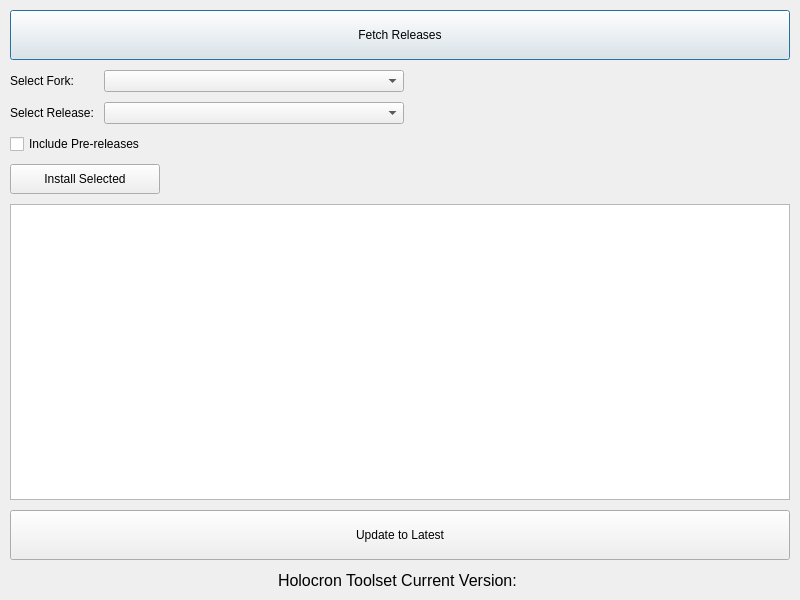
openkotor/pykotor, file Tools/HolocronToolset/src/ui/dialogs/update_dialog.ui: the form before one commit.
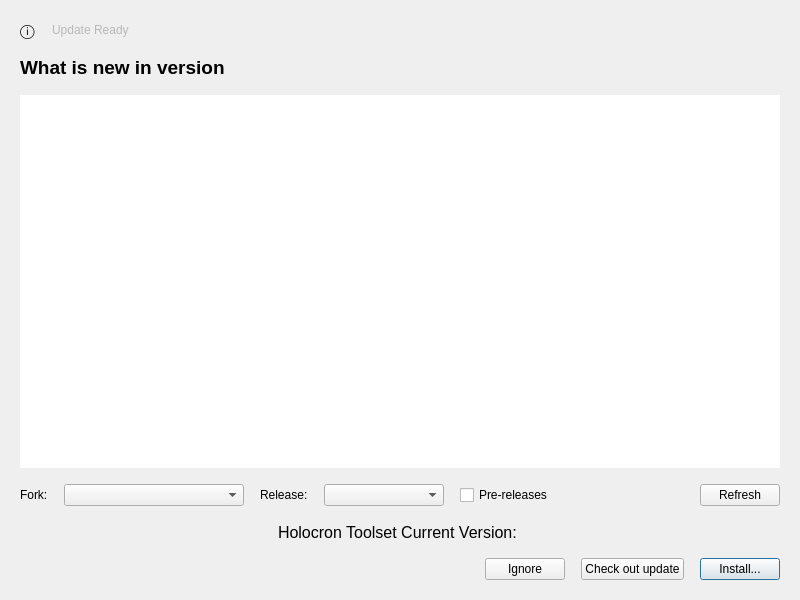
The form after the commit.

Diff of the .ui file:
```diff
--- a/Tools/HolocronToolset/src/ui/dialogs/update_dialog.ui
+++ b/Tools/HolocronToolset/src/ui/dialogs/update_dialog.ui
@@ -15,146 +15,163 @@
   </property>
   <layout class="QVBoxLayout" name="verticalLayout">
    <property name="spacing">
-    <number>10</number>
+    <number>16</number>
    </property>
    <property name="leftMargin">
-    <number>10</number>
+    <number>20</number>
    </property>
    <property name="topMargin">
-    <number>10</number>
+    <number>20</number>
    </property>
    <property name="rightMargin">
-    <number>10</number>
+    <number>20</number>
    </property>
    <property name="bottomMargin">
-    <number>10</number>
+    <number>20</number>
    </property>
    <item>
-    <widget class="QPushButton" name="fetchReleasesButton">
+    <layout class="QHBoxLayout" name="headerLayout">
+     <item>
+      <widget class="QLabel" name="headerIconLabel">
      <property name="text">
-      <string>Fetch Releases</string>
-     </property>
-     <property name="minimumSize">
-      <size>
-       <width>780</width>
-       <height>50</height>
-      </size>
-     </property>
-     <property name="maximumSize">
+        <string>ⓘ</string>
+       </property>
+       <property name="styleSheet">
+        <string notr="true">font-size: 14px;</string>
+       </property>
+      </widget>
+     </item>
+     <item>
+      <widget class="QLabel" name="updateReadyLabel">
+       <property name="text">
+        <string>Update Ready</string>
+       </property>
+       <property name="styleSheet">
+        <string notr="true">font-size: 12px; color: palette(mid);</string>
+       </property>
+      </widget>
+     </item>
+     <item>
+      <spacer name="headerSpacer">
+       <property name="orientation">
+        <enum>Qt::Horizontal</enum>
+       </property>
+       <property name="sizeHint" stdset="0">
       <size>
-       <width>780</width>
-       <height>50</height>
-      </size>
-     </property>
+         <width>40</width>
+         <height>20</height>
+        </size>
+       </property>
+      </spacer>
+     </item>
+    </layout>
+   </item>
+   <item>
+    <widget class="QLabel" name="titleLabel">
+     <property name="text">
+      <string>What is new in version </string>
+     </property>
+     <property name="font">
+      <font>
+       <pointsize>14</pointsize>
+       <weight>75</weight>
+       <bold>true</bold>
+      </font>
+     </property>
     </widget>
    </item>
    <item>
-    <layout class="QFormLayout" name="formLayout">
-     <item row="0" column="0">
+    <widget class="QTextEdit" name="changelogEdit">
+     <property name="readOnly">
+      <bool>true</bool>
+     </property>
+     <property name="frameShape">
+      <enum>QFrame::NoFrame</enum>
+     </property>
+     <property name="font">
+      <font>
+       <family>Arial</family>
+       <pointsize>10</pointsize>
+      </font>
+     </property>
+    </widget>
+   </item>
+   <item>
+    <layout class="QHBoxLayout" name="advancedControlsLayout">
+     <item>
       <widget class="QLabel" name="forkLabel">
        <property name="text">
-        <string>Select Fork:</string>
+        <string>Fork:</string>
        </property>
       </widget>
      </item>
-     <item row="0" column="1">
+     <item>
       <widget class="QComboBox" name="forkComboBox">
        <property name="minimumSize">
         <size>
-         <width>300</width>
+         <width>180</width>
          <height>0</height>
         </size>
        </property>
        <property name="maximumSize">
         <size>
-         <width>300</width>
+         <width>200</width>
          <height>16777215</height>
         </size>
        </property>
       </widget>
      </item>
-     <item row="1" column="0">
+     <item>
       <widget class="QLabel" name="releaseLabel">
        <property name="text">
-        <string>Select Release:</string>
+        <string>Release:</string>
        </property>
       </widget>
      </item>
-     <item row="1" column="1">
+     <item>
       <widget class="QComboBox" name="releaseComboBox">
        <property name="minimumSize">
         <size>
-         <width>300</width>
+         <width>120</width>
          <height>0</height>
         </size>
        </property>
        <property name="maximumSize">
         <size>
-         <width>300</width>
+         <width>180</width>
          <height>16777215</height>
         </size>
        </property>
       </widget>
-     </item>
-    </layout>
    </item>
    <item>
     <widget class="QCheckBox" name="preReleaseCheckBox">
      <property name="text">
-      <string>Include Pre-releases</string>
+        <string>Pre-releases</string>
      </property>
     </widget>
    </item>
    <item>
-    <widget class="QPushButton" name="installSelectedButton">
-     <property name="text">
-      <string>Install Selected</string>
-     </property>
-     <property name="minimumSize">
+      <spacer name="advancedSpacer">
+       <property name="orientation">
+        <enum>Qt::Horizontal</enum>
+       </property>
+       <property name="sizeHint" stdset="0">
       <size>
-       <width>150</width>
-       <height>30</height>
-      </size>
-     </property>
-     <property name="maximumSize">
-      <size>
-       <width>150</width>
-       <height>30</height>
-      </size>
-     </property>
-    </widget>
+         <width>40</width>
+         <height>20</height>
+        </size>
+       </property>
+      </spacer>
    </item>
    <item>
-    <widget class="QTextEdit" name="changelogEdit">
-     <property name="readOnly">
-      <bool>true</bool>
-     </property>
-     <property name="font">
-      <font>
-       <family>Arial</family>
-       <pointsize>10</pointsize>
-      </font>
-     </property>
-    </widget>
-   </item>
-   <item>
-    <widget class="QPushButton" name="updateLatestButton">
+      <widget class="QPushButton" name="refreshButton">
      <property name="text">
-      <string>Update to Latest</string>
-     </property>
-     <property name="minimumSize">
-      <size>
-       <width>780</width>
-       <height>50</height>
-      </size>
-     </property>
-     <property name="maximumSize">
-      <size>
-       <width>780</width>
-       <height>50</height>
-      </size>
-     </property>
-    </widget>
+        <string>Refresh</string>
+       </property>
+      </widget>
+     </item>
+    </layout>
    </item>
    <item>
     <layout class="QHBoxLayout" name="currentVersionLayout">
@@ -199,6 +216,50 @@
      </item>
     </layout>
    </item>
+   <item>
+    <layout class="QHBoxLayout" name="footerLayout">
+     <item>
+      <spacer name="footerSpacer">
+       <property name="orientation">
+        <enum>Qt::Horizontal</enum>
+       </property>
+       <property name="sizeHint" stdset="0">
+        <size>
+         <width>40</width>
+         <height>20</height>
+        </size>
+       </property>
+      </spacer>
+     </item>
+     <item>
+      <widget class="QPushButton" name="ignoreButton">
+       <property name="text">
+        <string>Ignore</string>
+       </property>
+      </widget>
+     </item>
+     <item>
+      <widget class="QPushButton" name="checkoutButton">
+       <property name="text">
+        <string>Check out update</string>
+       </property>
+      </widget>
+     </item>
+     <item>
+      <widget class="QPushButton" name="installButton">
+       <property name="text">
+        <string>Install...</string>
+       </property>
+       <property name="default">
+        <bool>true</bool>
+       </property>
+       <property name="autoDefault">
+        <bool>true</bool>
+       </property>
+      </widget>
+     </item>
+    </layout>
+   </item>
   </layout>
  </widget>
  <resources />
```
Lines whose indentation alone changed are shown as unchanged.
